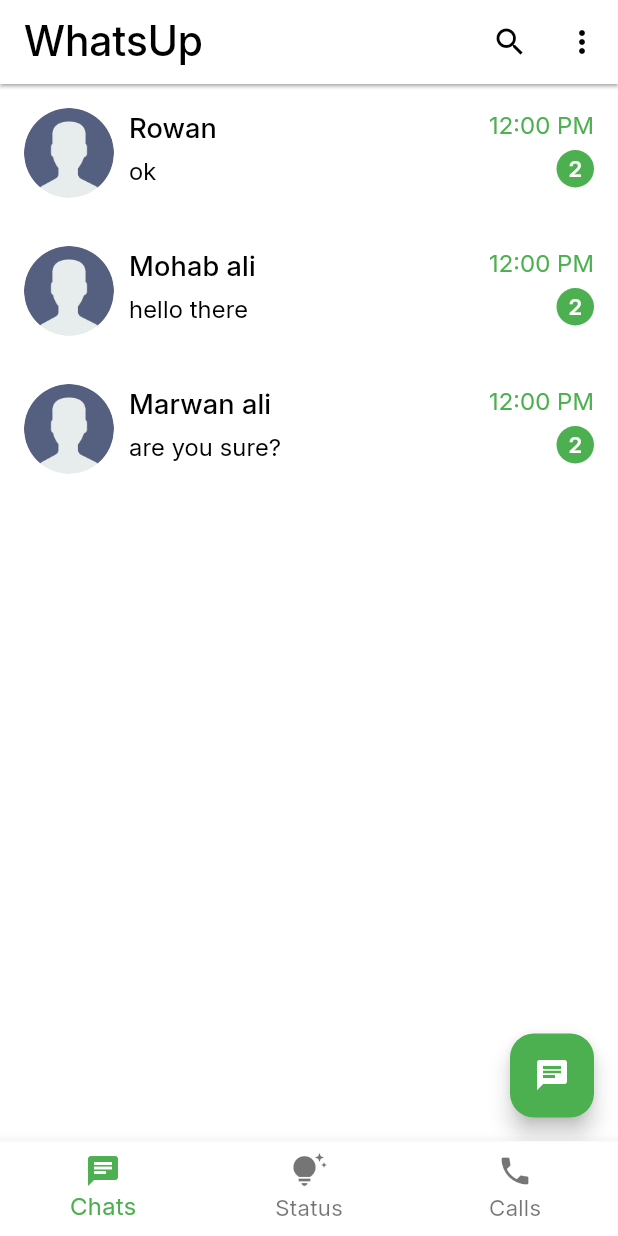
After one commit to ahm3dElgharbawy/chat_app, a Flutter app: the screen it shows after launch, on a phone screen of 412 x 824 dp. The commit adds this screen. Run offline on Flutter 3.47's test engine with Material 3 defaults, Android fonts, the phone set to English and light mode, and no system bars; our stand-ins replace flutter_bloc, flutter_svg, readmore.

Commit message:
adding chats body to chats screen

```diff
--- /dev/null
+++ b/lib/features/chats/presentation/views/widgets/chats_body.dart
@@ -0,0 +1,37 @@
+import 'package:chat_app/core/common_widgets/contact_card.dart';
+import 'package:chat_app/core/constants/image_strings.dart';
+import 'package:chat_app/core/constants/routes.dart';
+import 'package:chat_app/core/enums/media_type.dart';
+import 'package:chat_app/core/enums/seen_status.dart';
+import 'package:chat_app/core/extensions/navigation.dart';
+import 'package:flutter/material.dart';
+
+class ChatsBody extends StatelessWidget {
+  const ChatsBody({super.key});
+
+  @override
+  Widget build(BuildContext context) {
+    List<Map> chats = [
+      {"username": "Rowan", "lastMessage": "ok"},
+      {"username": "Mohab ali", "lastMessage": "hello there"},
+      {"username": "Marwan ali", "lastMessage": "are you sure?"},
+    ];
+    return ListView.builder(
+      itemBuilder: (context, i) => CustomContactCard(
+        image: ImageStrings.user,
+        lastMessageType: MediaType.text,
+        seenStatus: SeenStatus.read,
+        unReadCount: 2,
+        time: "12:00 PM",
+        isLastMessageForMe: false,
+        userName: chats[i]['username'],
+        text: chats[i]['lastMessage'], // required if last message is text
+        onTap: () {
+          context.pushNamed(AppRoutes.singleChat);
+        },
+      ),
+      // separatorBuilder: (context, i) => AppSizes.h20,
+      itemCount: 3,
+    );
+  }
+}
```
Also changed, not shown: lib/features/chats/presentation/views/chats_screen.dart (+2 -22 lines).
